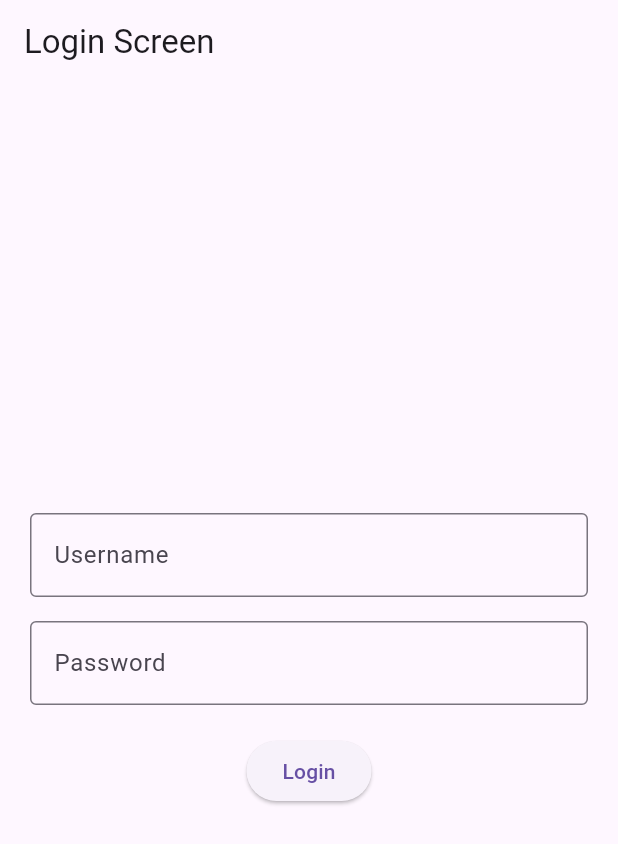
After one commit to ahmettsnl/lab04_state, a Flutter app: the screen it shows after launch, on a phone screen of 412 x 824 dp. The commit adds this screen. Shown: the top 844 px of the screen. Run offline on Flutter 3.47's test engine with Material 3 defaults, Android fonts, the phone set to English and light mode, and no system bars.

Commit message:
add authentication flow with login screen, navigation guard, logout dialog and 404 page

```diff
--- /dev/null
+++ b/lib/screens/login_screen.dart
@@ -0,0 +1,93 @@
+import 'package:flutter/material.dart';
+import '../services/auth_service.dart';
+import '../main.dart';
+
+class LoginScreen extends StatefulWidget {
+  const LoginScreen({super.key});
+
+  @override
+  State<LoginScreen> createState() => _LoginScreenState();
+}
+
+class _LoginScreenState extends State<LoginScreen> {
+  final TextEditingController _usernameController = TextEditingController();
+  final TextEditingController _passwordController = TextEditingController();
+
+  void _handleLogin() {
+    final username = _usernameController.text.trim();
+    final password = _passwordController.text.trim();
+
+    if (username.isEmpty || password.isEmpty) {
+      ScaffoldMessenger.of(context).showSnackBar(
+        const SnackBar(
+          content: Text('Please enter both username and password'),
+        ),
+      );
+      return;
+    }
+
+    final isValid = AuthService.login(username, password);
+
+    if (isValid) {
+      Navigator.pushReplacement(
+        context,
+        MaterialPageRoute(
+          builder: (context) => const HomeMenu(),
+        ),
+      );
+    } else {
+      ScaffoldMessenger.of(context).showSnackBar(
+        const SnackBar(
+          content: Text('Invalid username or password'),
+        ),
+      );
+    }
+  }
+
+  @override
+  void dispose() {
+    _usernameController.dispose();
+    _passwordController.dispose();
+    super.dispose();
+  }
+
+  @override
+  Widget build(BuildContext context) {
+    return Scaffold(
+      appBar: AppBar(
+        title: const Text('Login Screen'),
+      ),
+      body: Padding(
+        padding: const EdgeInsets.all(20.0),
+        child: Center(
+          child: Column(
+            mainAxisAlignment: MainAxisAlignment.center,
+            children: [
+              TextField(
+                controller: _usernameController,
+                decoration: const InputDecoration(
+                  labelText: 'Username',
+                  border: OutlineInputBorder(),
+                ),
+              ),
+              const SizedBox(height: 16),
+              TextField(
+                controller: _passwordController,
+                obscureText: true,
+                decoration: const InputDecoration(
+                  labelText: 'Password',
+                  border: OutlineInputBorder(),
+                ),
+              ),
+              const SizedBox(height: 20),
+              ElevatedButton(
+                onPressed: _handleLogin,
+                child: const Text('Login'),
+              ),
+            ],
+          ),
+        ),
+      ),
+    );
+  }
+}
--- /dev/null
+++ b/lib/services/auth_service.dart
@@ -0,0 +1,11 @@
+class AuthService {
+  static final Map<String, String> _users = {
+    'admin': 'admin123',
+    'student': 'student123',
+    'ahmettsnll': 'ahmettsnll' ,
+  };
+
+  static bool login(String username, String password) {
+    return _users[username] == password;
+  }
+}
```
Also changed, not shown: lib/main.dart (+65 -10 lines), lib/screens/counter_screen.dart (+10 -6 lines), lib/screens/lifecycle_screen.dart (+16 -0 lines), lib/screens/new_page.dart (added, +20 -0 lines), lib/screens/not_found_screen.dart (added, +20 -0 lines), lib/screens/todo_screen.dart (+34 -6 lines).
